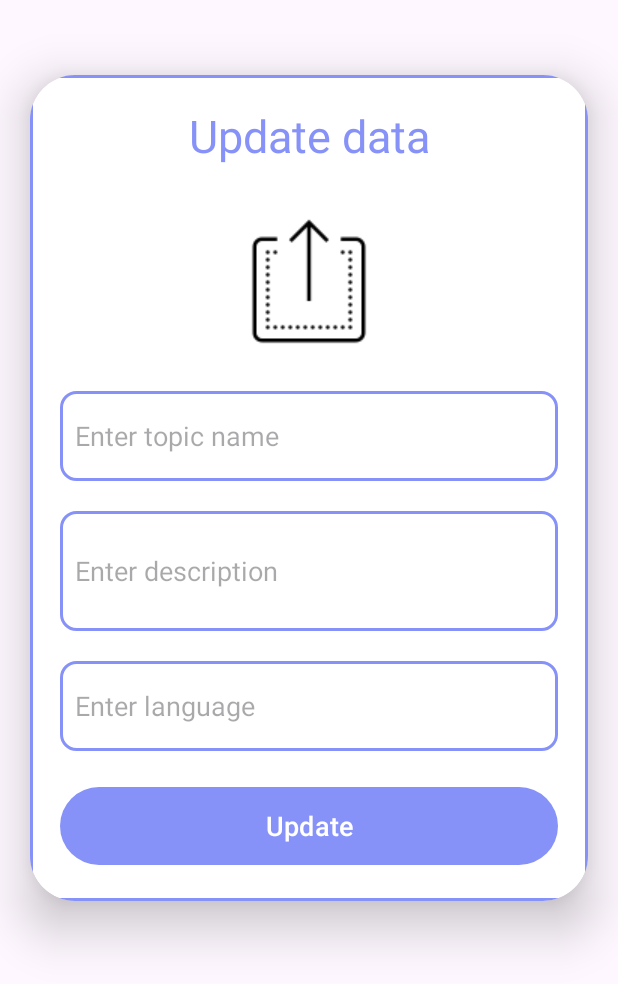
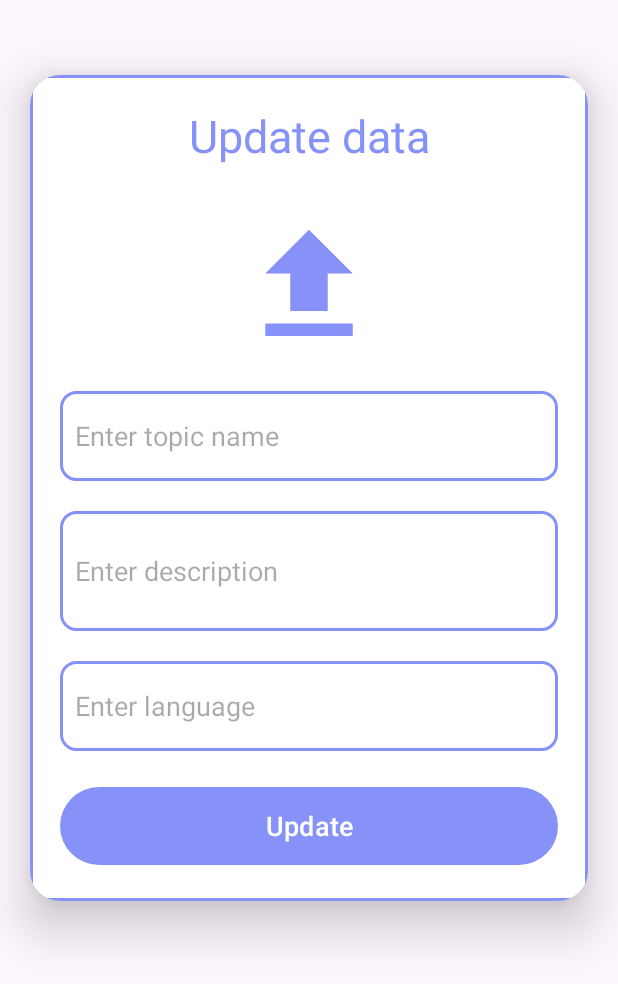
Before and after one commit to ainwg/recipe-master, an Android app: the Update screen opened directly, with no data from a screen before it, on a phone screen of 412 x 824 dp. Shown: the top 984 px of the screen. Run offline under Robolectric (Android 15) with nearby library versions, the phone set to English and light mode, and no system bars; our stand-ins replace Firebase (no records; nobody signed in at launch, a user with empty details on screens opened directly).

Commit message:
Update Update.java

```diff
--- /dev/null
+++ b/app/src/main/res/drawable/image_icon.xml
@@ -0,0 +1,5 @@
+<vector android:alpha="0.9" android:height="24dp" android:tint="@color/lavendar"
+    android:viewportHeight="24" android:viewportWidth="24"
+    android:width="24dp" xmlns:android="http://schemas.android.com/apk/res/android">
+    <path android:fillColor="@android:color/white" android:pathData="M21,19V5c0,-1.1 -0.9,-2 -2,-2H5c-1.1,0 -2,0.9 -2,2v14c0,1.1 0.9,2 2,2h14c1.1,0 2,-0.9 2,-2zM8.5,13.5l2.5,3.01L14.5,12l4.5,6H5l3.5,-4.5z"/>
+</vector>
--- /dev/null
+++ b/app/src/main/res/drawable/upload_icon.xml
@@ -0,0 +1,5 @@
+<vector android:height="24dp" android:tint="@color/lavendar"
+    android:viewportHeight="24" android:viewportWidth="24"
+    android:width="24dp" xmlns:android="http://schemas.android.com/apk/res/android">
+    <path android:fillColor="@android:color/white" android:pathData="M5,20h14v-2H5V20zM5,10h4v6h6v-6h4l-7,-7L5,10z"/>
+</vector>
--- a/app/src/main/res/layout/detail.xml
+++ b/app/src/main/res/layout/detail.xml
@@ -23,7 +23,7 @@
         android:layout_height="200dp"
         android:padding="8dp"
         android:layout_gravity="center"
-        android:src="@drawable/upload"
+        android:src="@drawable/image_icon"
         android:scaleType="fitCenter"/>
 
     <TextView
--- a/app/src/main/res/layout/recycler_item.xml
+++ b/app/src/main/res/layout/recycler_item.xml
@@ -22,7 +22,7 @@
             android:layout_marginStart="20dp"
             android:padding="8dp"
             android:scaleType="centerCrop"
-            android:src="@drawable/upload"
+            android:src="@drawable/upload_icon"
             app:shapeAppearanceOverlay="@style/roundedImageViewRounded"/>
 
         <TextView
--- a/app/src/main/res/layout/update.xml
+++ b/app/src/main/res/layout/update.xml
@@ -13,7 +13,7 @@
         android:layout_marginTop="50dp"
         android:layout_marginEnd="20dp"
         android:layout_marginStart="20dp"
-        app:cardCornerRadius="30dp"
+        app:cardCornerRadius="20dp"
         app:cardElevation="20dp">
 
         <LinearLayout
@@ -36,7 +36,7 @@
                 android:id="@+id/updateImage"
                 android:layout_width="match_parent"
                 android:layout_height="100dp"
-                android:src="@drawable/upload"
+                android:src="@drawable/upload_icon"
                 android:layout_marginTop="30dp"
                 android:scaleType="fitCenter"/>
 
--- a/app/src/main/res/layout/upload.xml
+++ b/app/src/main/res/layout/upload.xml
@@ -13,7 +13,7 @@
         android:layout_marginTop="50dp"
         android:layout_marginEnd="20dp"
         android:layout_marginStart="20dp"
-        app:cardCornerRadius="30dp"
+        app:cardCornerRadius="20dp"
         app:cardElevation="20dp">
 
         <LinearLayout
@@ -36,7 +36,7 @@
                 android:id="@+id/uploadImg"
                 android:layout_width="match_parent"
                 android:layout_height="100dp"
-                android:src="@drawable/upload"
+                android:src="@drawable/upload_icon"
                 android:layout_marginTop="30dp"
                 android:scaleType="fitCenter"/>
 
```
Also changed, not shown: app/src/main/res/drawable/upload.png (deleted).
